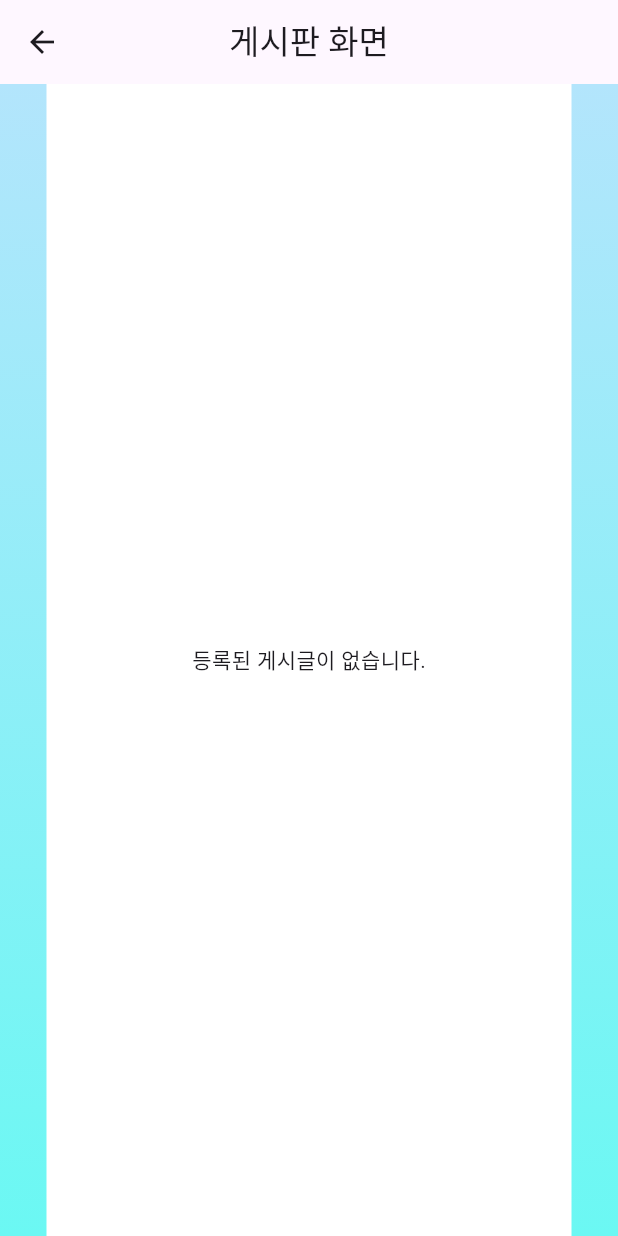
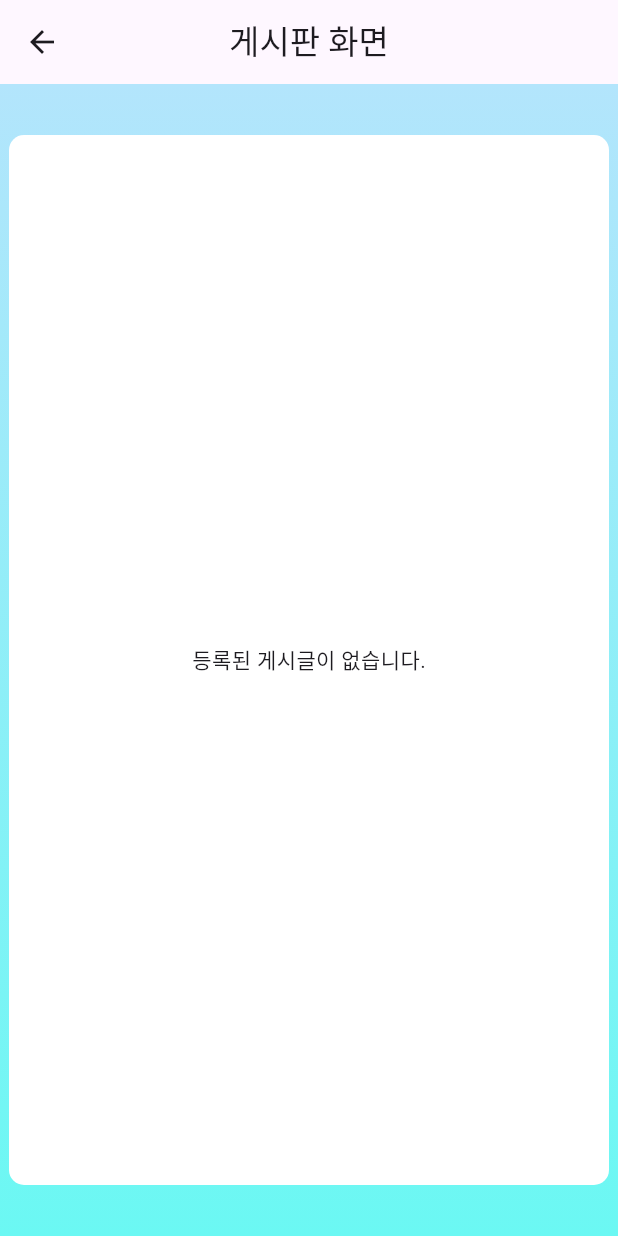
Before and after one commit to jdh4568/Together-Ride_app, a Flutter app: the PostPage screen opened directly, on a phone screen of 412 x 824 dp. Run offline on Flutter 3.47's test engine with Material 3 defaults, Android fonts, the phone set to English and light mode, and no system bars; our stand-ins replace cloud_firestore, firebase_auth, firebase_core; accounts and stored records are empty.

Commit message:
게시판 디테일 수정

```diff
--- a/togeter_ride/lib/screens/post_Page.dart
+++ b/togeter_ride/lib/screens/post_Page.dart
@@ -44,6 +44,8 @@ class PostPage extends StatelessWidget {
         },
       ),
       body: Container(
+        width: double.infinity,
+        height: double.infinity,
         decoration: const BoxDecoration(
           gradient: LinearGradient(
             begin: Alignment.topCenter,
@@ -53,8 +55,12 @@ class PostPage extends StatelessWidget {
         ),
         child: Center(
           child: Container(
-            width: 350,
-            color: Colors.white,
+            width: 400,
+            height: 700,
+            decoration: BoxDecoration(
+              borderRadius: BorderRadius.circular(10),
+              color: Colors.white,
+            ),
             child: StreamBuilder<QuerySnapshot>(
               stream: FirebaseFirestore.instance
                   .collection('posts')
```
